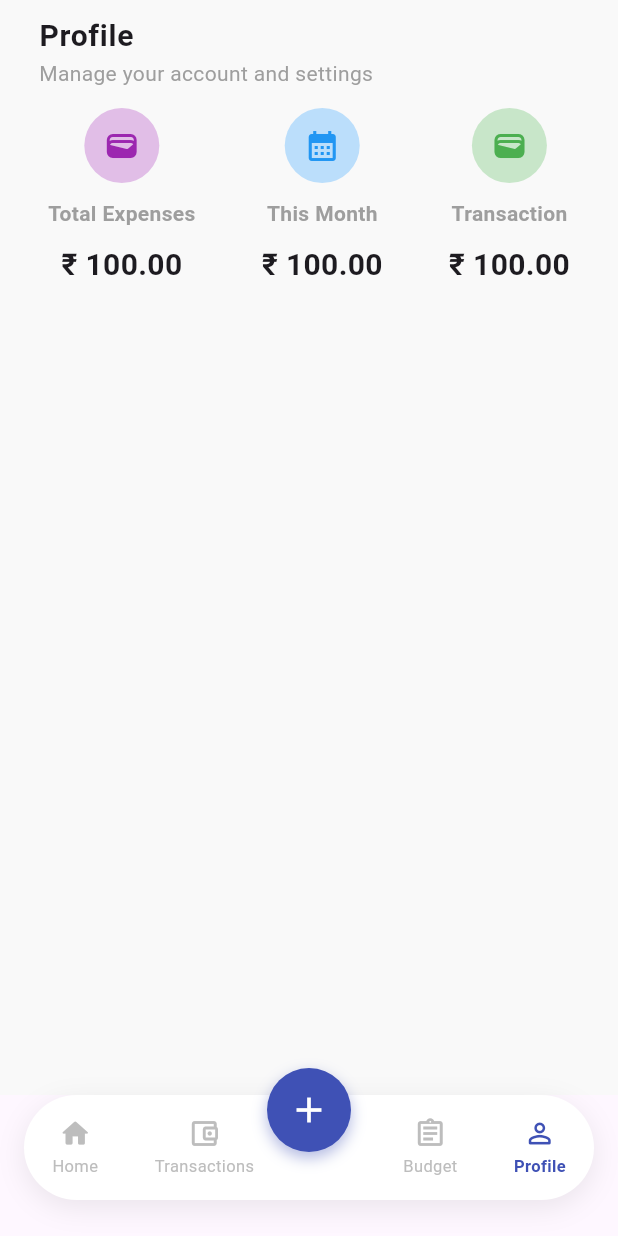
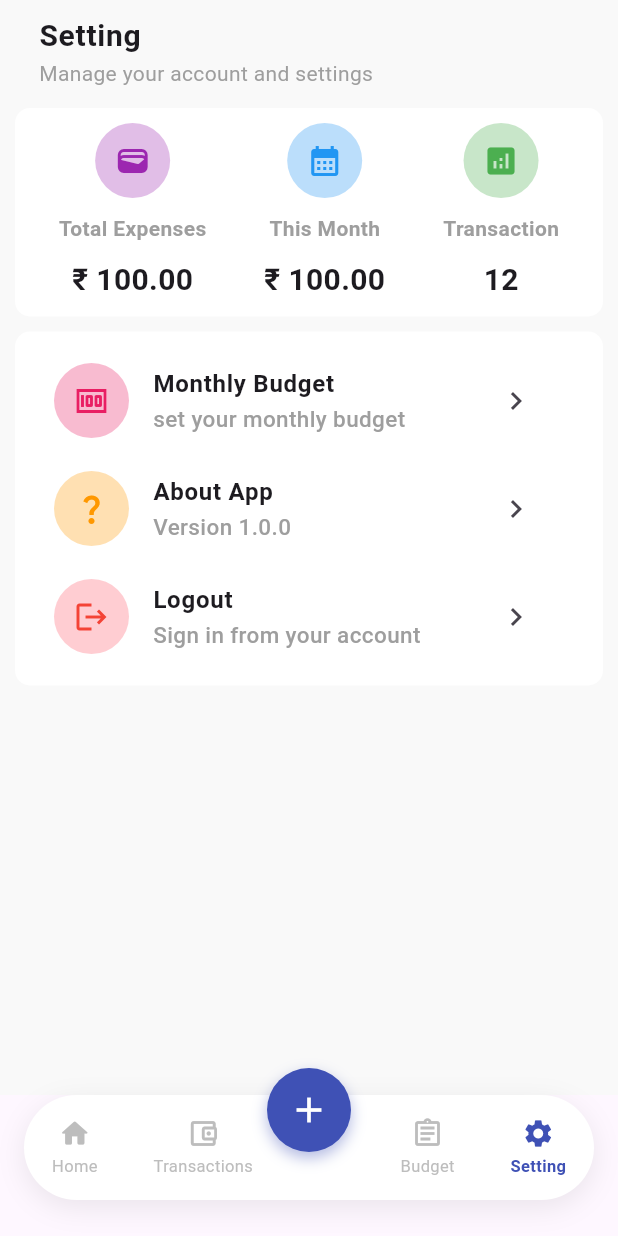
Before and after one commit to DurgeshKhairnar/Expense_Sqlite, a Flutter app: the MainScreen screen opened by its route, item 4 of the bottom bar chosen, on a phone screen of 412 x 824 dp. Run offline on Flutter 3.47's test engine with Material 3 defaults, Android fonts, the phone set to English and light mode, and no system bars; our stand-ins replace fl_chart, flutter_slidable, get, get_storage, math_expressions, sqflite; accounts and stored records are empty.

Commit message:
build monthly_budget

```diff
--- a/counter/lib/Controllers/categoryController.dart
+++ b/counter/lib/Controllers/categoryController.dart
@@ -21,10 +21,6 @@ List<MaterialColor> lightColors = [
     Colors.pink,
 ].obs;
 
-  @override
-  void onInit(){
-    super.onInit();
-  }
 
   Future<void> loadData(int userId) async{
 
--- a/counter/lib/Controllers/transaction.dart
+++ b/counter/lib/Controllers/transaction.dart
@@ -1,5 +1,4 @@
 
-import 'dart:developer';
 
 import 'package:counter/dataBaseHelper.dart';
 import 'package:flutter/material.dart';
--- a/counter/lib/Navigation/customNavBar.dart
+++ b/counter/lib/Navigation/customNavBar.dart
@@ -39,24 +39,21 @@ class CustomBottomNavBar extends StatelessWidget {
             child: Row(
               mainAxisAlignment: MainAxisAlignment.spaceAround,
               children: [
-                // Index 0: Home[cite: 1]
+
                 _buildNavItem(Icons.home_rounded, 'Home', 0),
 
-                // Index 1: Transactions[cite: 1]
                 _buildNavItem(Icons.account_balance_wallet_outlined, 'Transactions', 1),
 
-                const SizedBox(width: 48), // Spacer gap for center button
+                const SizedBox(width: 48),
 
-                // Index 2: Budget[cite: 1]
                 _buildNavItem(Icons.assignment_outlined, 'Budget', 2),
 
-                // Index 3: Profile[cite: 1]
-                _buildNavItem(Icons.person_outline_rounded, 'Profile', 3),
+
+                _buildNavItem(Icons.settings, 'Setting', 3),
               ],
             ),
           ),
 
-          // Center Floating Plus Button[cite: 1]
           Positioned(
             top: -18,
             child: Container(
--- a/counter/lib/Navigation/navigationBar.dart
+++ b/counter/lib/Navigation/navigationBar.dart
@@ -1,7 +1,7 @@
 import 'package:counter/Navigation/customNavBar.dart';
 import 'package:counter/Pages/budget.dart';
 import 'package:counter/Pages/homePages.dart';
-import 'package:counter/Pages/profile_page.dart';
+import 'package:counter/Pages/setting.dart';
 import 'package:counter/Pages/transactionPage.dart';
 import 'package:counter/router/router.dart';
 import 'package:flutter/material.dart';
--- a/counter/lib/Pages/homePages.dart
+++ b/counter/lib/Pages/homePages.dart
@@ -5,7 +5,6 @@ import 'package:counter/Controllers/categoryController.dart';
 import 'package:counter/Controllers/transaction.dart';
 import 'package:counter/Widget/expensesCategoryChart.dart';
 import 'package:counter/Widget/sectionHeders.dart';
-import 'package:counter/dataBaseHelper.dart';
 import 'package:counter/router/router.dart';
 import 'package:flutter/material.dart';
 import 'package:get/get.dart';
@@ -59,9 +58,6 @@ class _MyHomePageState extends State<MyHomePage> {
 
   @override
   Widget build(BuildContext context) {
-    final AccountController controller = Get.put(AccountController());
-    final TransactionController transactionController =
-        Get.find<TransactionController>();
     return Scaffold(
       backgroundColor: Color.fromARGB(255, 249, 249, 249),
       body: SafeArea(
--- a/counter/lib/Pages/loginPage.dart
+++ b/counter/lib/Pages/loginPage.dart
@@ -1,4 +1,3 @@
-import 'dart:developer';
 import 'package:counter/Controllers/accountController.dart';
 import 'package:counter/Controllers/authController.dart';
 import 'package:counter/Controllers/categoryController.dart';
--- a/counter/lib/Pages/profile_page.dart
+++ /dev/null
@@ -1,76 +0,0 @@
-import 'package:flutter/material.dart';
-
-class ProfilePage extends StatefulWidget {
-  const ProfilePage({super.key});
-
-  @override
-  State<ProfilePage> createState() => _ProfilePage();
-}
-
-class _ProfilePage extends State<ProfilePage> {
-  @override
-  Widget build(BuildContext context) {
-    return Scaffold(
-      backgroundColor: Color.fromARGB(255, 249, 249, 249),
-      body: SafeArea(
-        child: Padding(
-          padding: EdgeInsets.symmetric(horizontal: 10),
-          child: Column(
-            crossAxisAlignment: CrossAxisAlignment.start,
-            children: [_profileHeader(),
-             _customRow()
-            ],
-          ),
-        ),
-      ),
-    );
-  }
-
-  Widget _profileHeader() {
-    return ListTile(
-      title: const Text(
-        'Profile',
-        style: TextStyle(fontSize: 20, fontWeight: FontWeight.bold),
-      ),
-      subtitle: const Text(
-        'Manage your account and settings',
-        style: TextStyle(color: Colors.grey),
-      ),
-    );
-  }
-
-  Widget _customeListTile(Icon icon,String title,String number,Color bgColor) {
-    return Column(
-      mainAxisAlignment:MainAxisAlignment.center,
-      crossAxisAlignment:CrossAxisAlignment.center,
-      children: [
-       CircleAvatar(
-          backgroundColor:bgColor,
-          radius: 25,
-          child:icon,
-        ),
-        const SizedBox(height: 10),
-         Text(
-          title,
-          style: TextStyle(color: Colors.grey, fontWeight: FontWeight.bold),
-        ),
-        const SizedBox(height: 10),
-         Text(
-          number,
-          style: TextStyle(fontSize: 20, fontWeight: FontWeight.bold),
-        ),
-      ],
-    );
-  }
-
-  Widget _customRow(){
-    return Row(
-      mainAxisAlignment:MainAxisAlignment.spaceAround,
-      children: [
-      _customeListTile(Icon(Icons.wallet,color:Colors.purple,),'Total Expenses','₹ 100.00',Colors.purple.shade100),
-      _customeListTile(Icon(Icons.calendar_month,color:Colors.blue,),'This Month','₹ 100.00',Colors.blue.shade100),
-      _customeListTile(Icon(Icons.wallet,color:Colors.green,),'Transaction','₹ 100.00',Colors.green.shade100),
-    ],);
-  }
-
-}
--- /dev/null
+++ b/counter/lib/Pages/setting.dart
@@ -0,0 +1,127 @@
+import 'package:counter/router/router.dart';
+import 'package:flutter/material.dart';
+import 'package:get/get.dart';
+import 'package:get_storage/get_storage.dart';
+
+class ProfilePage extends StatefulWidget {
+  const ProfilePage({super.key});
+
+  @override
+  State<ProfilePage> createState() => _ProfilePage();
+}
+
+class _ProfilePage extends State<ProfilePage> {
+
+      final box = GetStorage();
+
+  @override
+  Widget build(BuildContext context) {
+    return Scaffold(
+      backgroundColor: Color.fromARGB(255, 249, 249, 249),
+      body: SafeArea(
+        child: Padding(
+          padding: EdgeInsets.symmetric(horizontal: 10),
+          child: Column(
+            crossAxisAlignment: CrossAxisAlignment.start,
+            children: [
+             _profileHeader(),
+             _customRow(),
+             const SizedBox(height:10),
+             _customColumn()
+            ],
+          ),
+        ),
+      ),
+    );
+  }
+
+  Widget _profileHeader() {
+    return ListTile(
+      title: const Text(
+        'Setting',
+        style: TextStyle(fontSize: 20, fontWeight: FontWeight.bold),
+      ),
+      subtitle: const Text(
+        'Manage your account and settings',
+        style: TextStyle(color: Colors.grey),
+      ),
+    );
+  }
+
+  Widget _customeListTile(Icon icon,String title,String number,Color bgColor) {
+    return Column(
+      mainAxisAlignment:MainAxisAlignment.center,
+      crossAxisAlignment:CrossAxisAlignment.center,
+      children: [
+       CircleAvatar(
+          backgroundColor:bgColor,
+          radius: 25,
+          child:icon,
+        ),
+        const SizedBox(height: 10),
+         Text(
+          title,
+          style: TextStyle(color: Colors.grey, fontWeight: FontWeight.bold),
+        ),
+        const SizedBox(height: 10),
+         Text(
+          number,
+          style: TextStyle(fontSize: 20, fontWeight: FontWeight.bold),
+        ),
+      ],
+    );
+  }
+
+  Widget _customRow(){
+    return Container(
+      padding:EdgeInsets.all(10),
+      decoration:BoxDecoration(
+        color:Colors.white,
+        borderRadius:BorderRadius.circular(10),
+      ),
+      child: Row(
+        mainAxisAlignment:MainAxisAlignment.spaceAround,
+        children: [
+        _customeListTile(Icon(Icons.wallet,color:Colors.purple,),'Total Expenses','₹ 100.00',Colors.purple.shade100),
+        _customeListTile(Icon(Icons.calendar_month,color:Colors.blue,),'This Month','₹ 100.00',Colors.blue.shade100),
+        _customeListTile(Icon(Icons.analytics,color:Colors.green,),'Transaction','12',Colors.green.shade100),
+      ],),
+    );
+  }
+
+  Widget _features(Icon icon,Color bgColor,String title,String subtitle , VoidCallback onPressed){
+    return ListTile(
+                leading: CircleAvatar(
+                  backgroundColor:bgColor,
+                  radius: 25,
+                  child:icon,
+                ),
+                title:Text(title,  style: TextStyle(fontWeight: FontWeight.bold)),
+                subtitle:Text(subtitle,  style: TextStyle(color:Colors.grey,fontSize:15,fontWeight:FontWeight.w500)
+             ),
+             trailing:IconButton(
+              onPressed:onPressed,
+              icon:Icon(Icons.keyboard_arrow_right))
+             );
+  }
+
+  Widget _customColumn(){
+    return Container(
+      padding:EdgeInsets.all(10),
+      decoration:BoxDecoration(
+        color:Colors.white,
+        borderRadius:BorderRadius.circular(10),
+      ),
+      child: Column(children: [
+          _features(Icon(Icons.money,color:Colors.pink),Colors.pink.shade100,'Monthly Budget','set your monthly budget',logOut),
+          _features(Icon(Icons.question_mark,color:Colors.orange),Colors.orange.shade100,'About App','Version 1.0.0',logOut),
+          _features(Icon(Icons.logout,color:Colors.red),Colors.red.shade100,'Logout','Sign in from your account',logOut)
+    ],));
+  }
+
+  void logOut()async{
+      await box.write('isLogin', false);
+      Get.toNamed(Routes.loginScreen);
+  }
+
+}
--- a/counter/lib/main.dart
+++ b/counter/lib/main.dart
@@ -1,4 +1,3 @@
-import 'dart:developer';
 import 'package:counter/Controllers/accountController.dart';
 import 'package:counter/Controllers/authController.dart';
 import 'package:counter/Controllers/categoryController.dart';
```
Also changed, not shown: counter/lib/Pages/monthly_budget_screen.dart (added).
